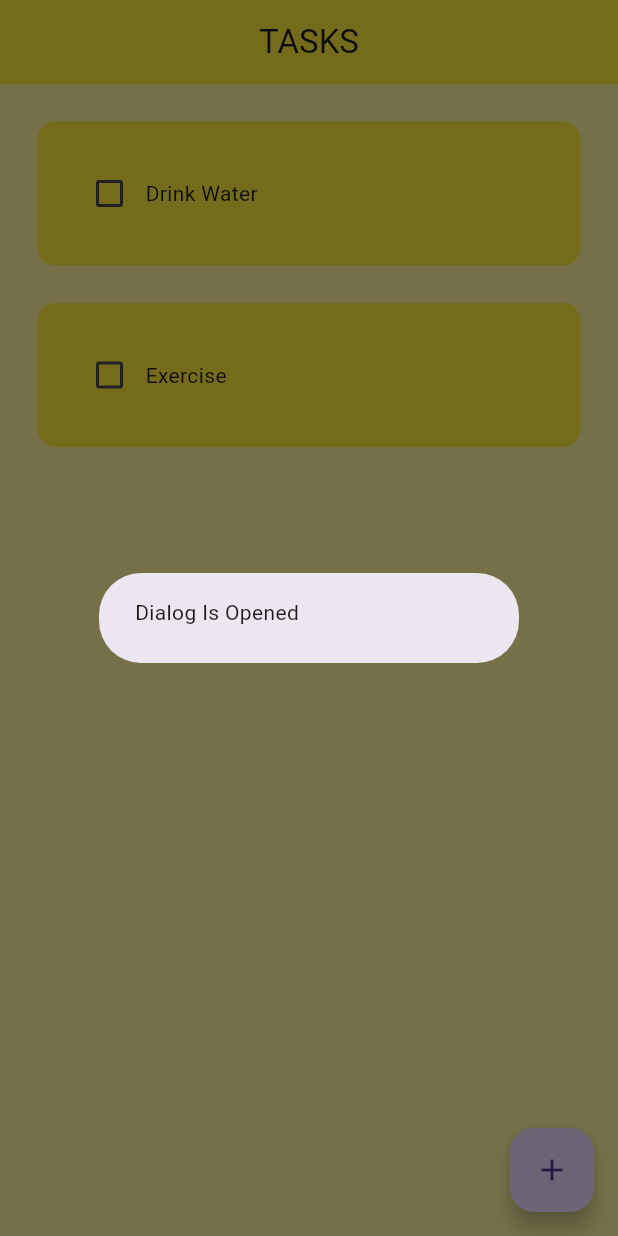
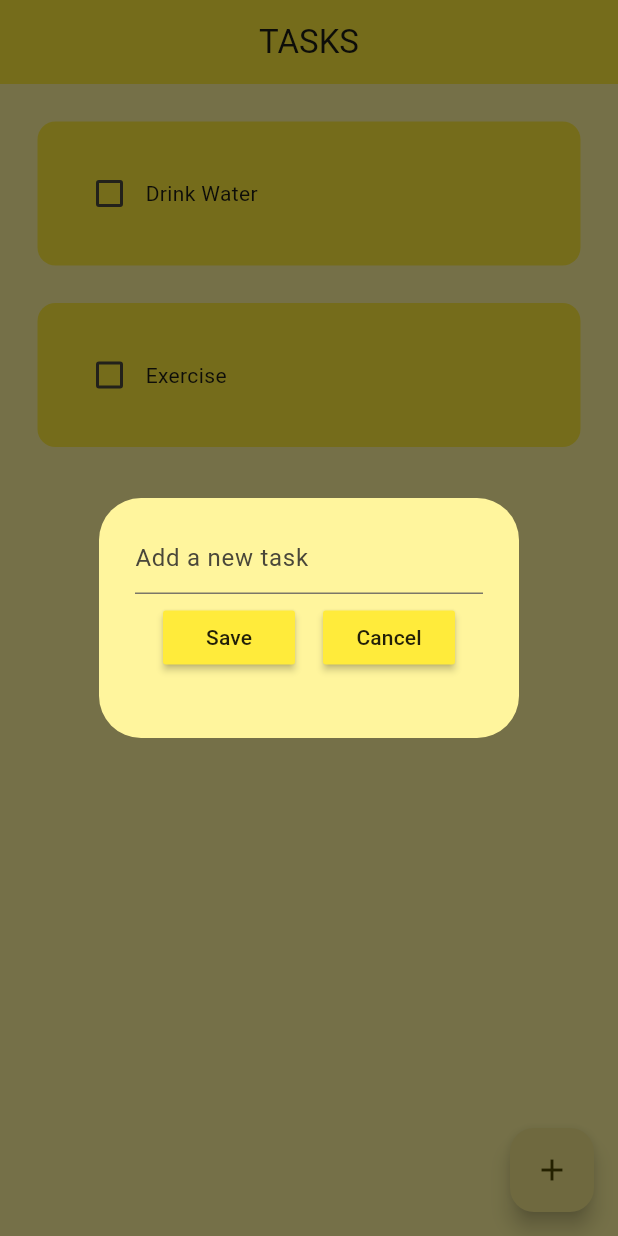
Before and after one commit to WajahatKanju/task-tracker-flutter, a Flutter app: the screen it shows after launch, after a tap on the "add" icon, on a phone screen of 412 x 824 dp. Run offline on Flutter 3.47's test engine with Material 3 defaults, Android fonts, the phone set to English and light mode, and no system bars; drawn by our look-alikes of flutter_slidable.

Commit message:
working create and delete

```diff
--- a/lib/main.dart
+++ b/lib/main.dart
@@ -13,7 +13,10 @@ class MyApp extends StatelessWidget {
     return MaterialApp(
       debugShowCheckedModeBanner: false,
       home: HomePage(),
-      theme: ThemeData(primarySwatch: Colors.red),
+      theme: ThemeData(
+        useMaterial3: true,
+        colorScheme: ColorScheme.fromSeed(seedColor: Colors.yellow),
+      ),
     );
   }
 }
--- a/lib/pages/home_page.dart
+++ b/lib/pages/home_page.dart
@@ -1,8 +1,12 @@
 import 'package:flutter/material.dart';
 import 'package:todo_app/util/todo_tile.dart';
+import 'package:todo_app/util/dialog_box.dart';
 
 class HomePage extends StatefulWidget {
-  const HomePage({super.key});
+  HomePage({super.key});
+
+  // text controller
+  final _controller = TextEditingController();
 
   @override
   State<HomePage> createState() => _HomePageState();
@@ -17,18 +21,35 @@ class _HomePageState extends State<HomePage> {
   void checkBoxChanged(bool? value, int index) {
     setState(() {
       toDoList[index][1] = !toDoList[index][1];
+      Navigator.of(context).pop();
     });
+  }
+
+  void saveNewTask() {
+    setState(() {
+      toDoList.add([widget._controller.text, false]);
+    });
+    widget._controller.clear();
+    Navigator.of(context).pop();
   }
 
   void createNewTask() {
     showDialog(
       context: context,
       builder: (context) {
-        return AlertDialog(
-          content: Text("Dialog Is Opened"),
+        return DialogBox(
+          controller: widget._controller,
+          onSave: saveNewTask,
+          onCancel: () => Navigator.of(context).pop(),
         );
       },
     );
+  }
+
+  void deleteTask(int index) {
+    setState(() {
+      toDoList.removeAt(index);
+    });
   }
 
   @override
@@ -51,6 +72,7 @@ class _HomePageState extends State<HomePage> {
             taskName: toDoList[index][0],
             taskCompleted: toDoList[index][1],
             onChanged: (value) => checkBoxChanged(value, index),
+            deleteTask: (context) => deleteTask(index),
           );
         },
       ),
--- /dev/null
+++ b/lib/util/button.dart
@@ -0,0 +1,16 @@
+import 'package:flutter/material.dart';
+
+class MyButton extends StatelessWidget {
+  final String text;
+  VoidCallback onPressed;
+
+  MyButton({super.key, required this.text, required this.onPressed});
+
+  @override
+  Widget build(BuildContext context) {
+    return MaterialButton(
+        onPressed: this.onPressed,
+        child: Text(this.text),
+        color: Colors.yellow);
+  }
+}
--- /dev/null
+++ b/lib/util/dialog_box.dart
@@ -0,0 +1,55 @@
+import 'package:flutter/material.dart';
+import 'package:todo_app/util/button.dart';
+
+class DialogBox extends StatelessWidget {
+  final controller;
+
+  VoidCallback onSave;
+  VoidCallback onCancel;
+
+  DialogBox({
+    super.key,
+    required this.controller,
+    required this.onSave,
+    required this.onCancel,
+  });
+
+  @override
+  Widget build(BuildContext context) {
+    return AlertDialog(
+      backgroundColor: Colors.yellow[200],
+      content: Container(
+          height: 120,
+          child: Column(
+            children: [
+              // for getting the user input
+              TextField(
+                controller: this.controller,
+                decoration: const InputDecoration(
+                  // border: OutlineInputBorder(),
+                  // labelStyle: TextStyle(color: Colors.green),
+                  hintText: "Add a new task",
+                ),
+              ),
+              // save & cancell buttons
+              SizedBox(
+                height: 5,
+              ),
+              Row(
+                mainAxisAlignment: MainAxisAlignment.spaceEvenly,
+                children: [
+                  MyButton(
+                    text: "Save",
+                    onPressed: onSave, // !
+                  ),
+                  MyButton(
+                    text: "Cancel",
+                    onPressed: onCancel,
+                  ),
+                ],
+              )
+            ],
+          )),
+    );
+  }
+}
--- a/lib/util/todo_tile.dart
+++ b/lib/util/todo_tile.dart
@@ -1,21 +1,33 @@
 import 'package:flutter/material.dart';
+import 'package:flutter_slidable/flutter_slidable.dart';
 
 class ToDoTile extends StatelessWidget {
   final String taskName;
   final bool taskCompleted;
   Function(bool?)? onChanged;
+  Function(BuildContext)? deleteTask;
 
   ToDoTile({
     super.key,
     required this.taskName,
     required this.onChanged,
     required this.taskCompleted,
+    required this.deleteTask,
   });
 
   @override
   Widget build(BuildContext context) {
     return Padding(
       padding: const EdgeInsets.only(left: 25, right: 25, top: 25),
+      child: Slidable(
+        endActionPane: ActionPane(motion: StretchMotion(), children: [
+          SlidableAction(
+            onPressed: deleteTask,
+            icon: Icons.delete,
+            backgroundColor: Colors.red.shade300,
+            borderRadius: BorderRadius.circular(10),
+          )
+        ]),
         child: Container(
           child: Row(
             children: [
@@ -41,6 +53,7 @@ class ToDoTile extends StatelessWidget {
             borderRadius: BorderRadius.circular(12),
           ),
         ),
+      ),
     );
   }
 }
--- a/pubspec.yaml
+++ b/pubspec.yaml
@@ -35,6 +35,7 @@ dependencies:
   # The following adds the Cupertino Icons font to your application.
   # Use with the CupertinoIcons class for iOS style icons.
   cupertino_icons: ^1.0.6
+  flutter_slidable: ^3.1.0
 
 dev_dependencies:
   flutter_test:
```
Also changed, not shown: pubspec.lock. Lines whose indentation alone changed are shown as unchanged.
